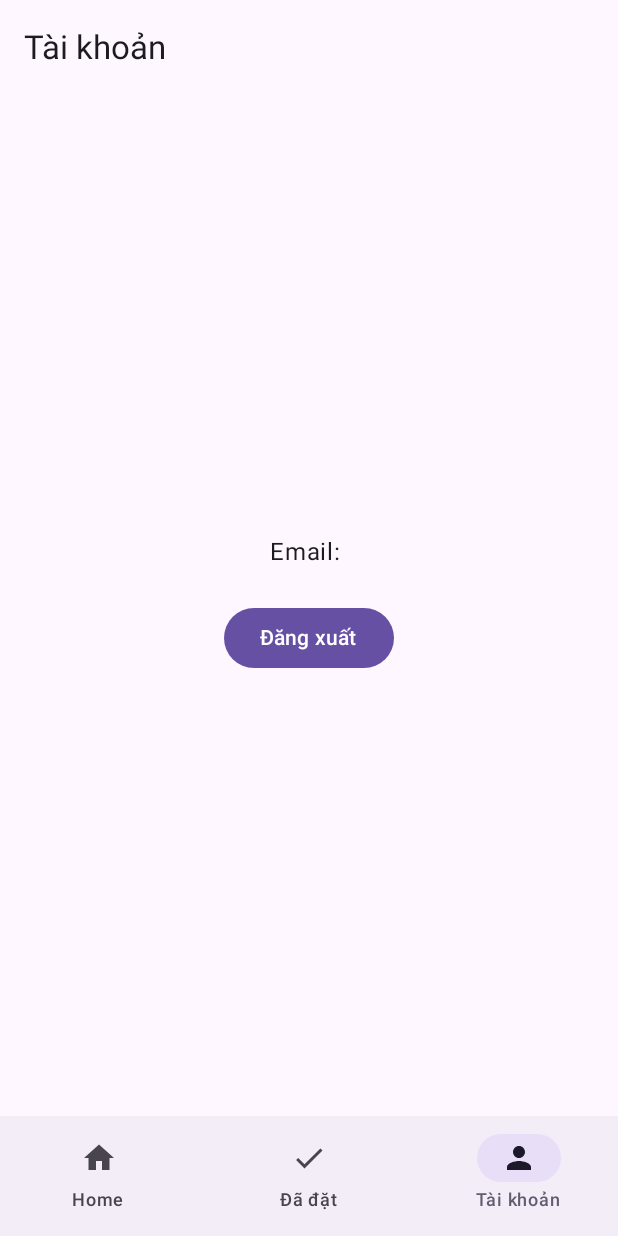
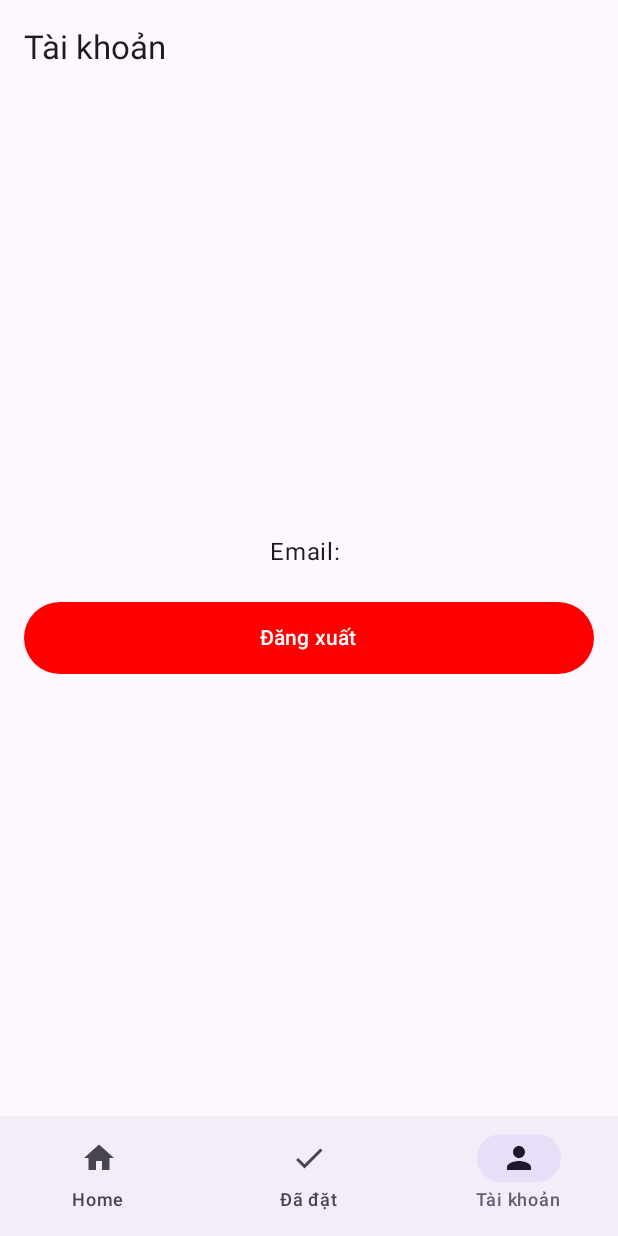
Before and after one commit to hoThanhThien/Nhom_mobile_CN22CLCD, an Android app built with Jetpack Compose: the ProfileScreen screen opened through its navigation route, on a phone screen of 412 x 824 dp. Run offline under Robolectric (Android 15) with nearby library versions, the phone set to English and light mode, and no system bars; our stand-ins replace Firebase (no records; nobody signed in at launch, a user with empty details on screens opened directly); pictures from the network do not load.

Commit message:
fix profile

```diff
--- a/app/src/main/java/com/mb_an/tour_booking/presentation/navigation/AppNavGraph.kt
+++ b/app/src/main/java/com/mb_an/tour_booking/presentation/navigation/AppNavGraph.kt
@@ -38,6 +38,7 @@ fun AppNavGraph() {
     // lấy AuthViewModel để biết có đang login hay không
     val authVm: AuthViewModel = getViewModel()
     val isLoggedIn by authVm.isLoggedIn.collectAsState()
+    val userEmail by authVm.userEmail.collectAsState(initial = "")
 
     Scaffold(bottomBar = { BottomBar(navController) }) { innerPadding ->
         NavHost(
@@ -84,13 +85,21 @@ fun AppNavGraph() {
             }
             // 3. Profile
             composable(BottomNavItem.Profile.route) {
-                ProfileScreen(onLogout = {
-                    authVm.logout()
-                    // sau logout, quay về Home (đã là startDestination)
-                    navController.navigate(BottomNavItem.Home.route) {
-                        popUpTo(0)
+                ProfileScreen(
+                    isLoggedIn = isLoggedIn,
+                    email      = userEmail,
+                    onLogin    = {
+                        // chuyển sang màn Login
+                        navController.navigate(Screen.Login)
+                    },
+                    onLogout   = {
+                        authVm.logout()
+                        // trở về Home sau khi logout
+                        navController.navigate(BottomNavItem.Home.route) {
+                            popUpTo(navController.graph.startDestinationId) { inclusive = true }
+                        }
                     }
-                })
+                )
             }
 
             // 4. Login / Register / Forgot (chỉ mở khi cần)
--- a/app/src/main/java/com/mb_an/tour_booking/presentation/screens/profile/ProfileScreen.kt
+++ b/app/src/main/java/com/mb_an/tour_booking/presentation/screens/profile/ProfileScreen.kt
@@ -1,20 +1,24 @@
 package com.mb_an.tour_booking.presentation.screens.profile
 
 import androidx.compose.foundation.layout.*
+import androidx.compose.foundation.shape.RoundedCornerShape
 import androidx.compose.material3.*
 import androidx.compose.runtime.Composable
 import androidx.compose.ui.Alignment
 import androidx.compose.ui.Modifier
+import androidx.compose.ui.graphics.Color
 import androidx.compose.ui.unit.dp
 import com.google.firebase.auth.FirebaseAuth
 
 @OptIn(ExperimentalMaterial3Api::class)
 @Composable
+
 fun ProfileScreen(
-    onLogout: () -> Unit
+    isLoggedIn: Boolean,
+    email:      String,
+    onLogin:    () -> Unit,
+    onLogout:   () -> Unit
 ) {
-    val user = FirebaseAuth.getInstance().currentUser
-
     Scaffold(
         topBar = { TopAppBar(title = { Text("Tài khoản") }) }
     ) { padding ->
@@ -23,20 +27,36 @@ fun ProfileScreen(
                 .fillMaxSize()
                 .padding(padding)
                 .padding(16.dp),
-            verticalArrangement   = Arrangement.Center,
+            verticalArrangement = Arrangement.Center,
             horizontalAlignment = Alignment.CenterHorizontally
         ) {
-            Text(
-                text  = "Email: ${user?.email.orEmpty()}",
-                style = MaterialTheme.typography.bodyLarge
-            )
-            Spacer(Modifier.height(24.dp))
-            Button(onClick = {
-                FirebaseAuth.getInstance().signOut()
-                onLogout()
-            }) {
-                Text("Đăng xuất")
+            if (!isLoggedIn) {
+                // Chưa đăng nhập → chỉ hiện nút "Đăng nhập"
+                Text("Bạn chưa đăng nhập", style = MaterialTheme.typography.bodyLarge)
+                Spacer(Modifier.height(24.dp))
+                Button(
+                    onClick = onLogin,
+                    modifier = Modifier
+                        .fillMaxWidth()
+                        .height(48.dp),
+                    shape = RoundedCornerShape(24.dp)
+                ) {
+                    Text("Đăng nhập")
+                }
+            } else {
+                // Đã đăng nhập → hiện email và nút "Đăng xuất"
+                Text("Email: $email", style = MaterialTheme.typography.bodyLarge)
+                Spacer(Modifier.height(24.dp))
+                Button(
+                    onClick = onLogout,
+                    modifier = Modifier
+                        .fillMaxWidth()
+                        .height(48.dp),
+                    shape = RoundedCornerShape(24.dp),
+                    colors = ButtonDefaults.buttonColors(containerColor = Color.Red)
+                ) {
+                    Text("Đăng xuất", color = Color.White)
+                }
             }
         }
-    }
-}
+    }}
--- a/app/src/main/java/com/mb_an/tour_booking/presentation/viewmodel/AuthViewModel.kt
+++ b/app/src/main/java/com/mb_an/tour_booking/presentation/viewmodel/AuthViewModel.kt
@@ -1,64 +1,4 @@
-//package com.mb_an.tour_booking.presentation.viewmodel
-//
-//import androidx.compose.runtime.*
-//import androidx.lifecycle.ViewModel
-//import com.google.firebase.auth.FirebaseUser
-//import com.mb_an.tour_booking.data.repository.AuthRepository
-//
-//class AuthViewModel(private val repository: AuthRepository) : ViewModel() {
-//
-//    var authState by mutableStateOf<AuthState>(AuthState.Idle)
-//        private set
-//
-//    fun login(email: String, password: String) {
-//        authState = AuthState.Loading
-//        repository.loginWithEmail(email, password) { user, error ->
-//            authState = if (user != null) {
-//                AuthState.Success(user)
-//            } else {
-//                AuthState.Error(error ?: "Đăng nhập thất bại")
-//            }
-//        }
-//    }
-//
-//    fun register(email: String, password: String) {
-//        authState = AuthState.Loading
-//        repository.registerWithEmail(email, password) { user, error ->
-//            authState = if (user != null) {
-//                AuthState.Success(user)
-//            } else {
-//                AuthState.Error(error ?: "Đăng ký thất bại")
-//            }
-//        }
-//    }
-//
-//    fun resetPassword(email: String) {
-//        authState = AuthState.Loading
-//        repository.sendPasswordReset(email) { success, error ->
-//            authState = if (success) {
-//                AuthState.PasswordResetSent
-//            } else {
-//                AuthState.Error(error ?: "Gửi email thất bại")
-//            }
-//        }
-//    }
-//
-//    fun resetState() {
-//        authState = AuthState.Idle
-//    }
-//    fun setError(message: String) {
-//        authState = AuthState.Error(message)
-//    }
-//
-//}
-//
-//sealed class AuthState {
-//    object Idle : AuthState()
-//    object Loading : AuthState()
-//    data class Success(val user: FirebaseUser) : AuthState()
-//    object PasswordResetSent : AuthState()
-//    data class Error(val message: String) : AuthState()
-//}
+
 package com.mb_an.tour_booking.presentation.viewmodel
 
 import androidx.compose.runtime.getValue
@@ -81,7 +21,8 @@ class AuthViewModel(
     private val _currentUser = MutableStateFlow<FirebaseUser?>(firebaseAuth.currentUser)
     val currentUser: StateFlow<FirebaseUser?> = _currentUser.asStateFlow()
     var authState by mutableStateOf<AuthState>(AuthState.Idle)
-    //        private set
+
+
     // 2) StateFlow báo đang login hay chưa
     val isLoggedIn: StateFlow<Boolean> = currentUser
         .map { it != null }
@@ -90,6 +31,10 @@ class AuthViewModel(
             started = SharingStarted.Eagerly,
             initialValue = (firebaseAuth.currentUser != null)
         )
+    //expose email
+    val userEmail: StateFlow<String> = currentUser
+        .map { user -> user?.email.orEmpty() }
+        .stateIn(viewModelScope, SharingStarted.Eagerly, firebaseAuth.currentUser?.email.orEmpty())
 
     init {
         // Lắng nghe thay đổi authentication
@@ -144,6 +89,7 @@ class AuthViewModel(
     fun setError(message: String) {
         authState = AuthState.Error(message)
     }
+
 }
 sealed class AuthState {
     object Idle : AuthState()
--- a/app/src/main/java/com/mb_an/tour_booking/presentation/viewmodel/GoogleSignInViewModel.kt
+++ b/app/src/main/java/com/mb_an/tour_booking/presentation/viewmodel/GoogleSignInViewModel.kt
@@ -27,7 +27,7 @@ class GoogleSignInViewModel(private val repository: GoogleSignInRepository) : Vi
     fun resetState() {
         googleSignInState = GoogleSignInState.Idle
     }
-//    val googleRepo GoogleSignInRepository = get { parametersOf(activity) }:
+
 }
 
 sealed class GoogleSignInState {
```
Also changed, not shown: app/src/main/java/com/mb_an/tour_booking/presentation/viewmodel/BookingViewModel.kt (+2 -6 lines).
